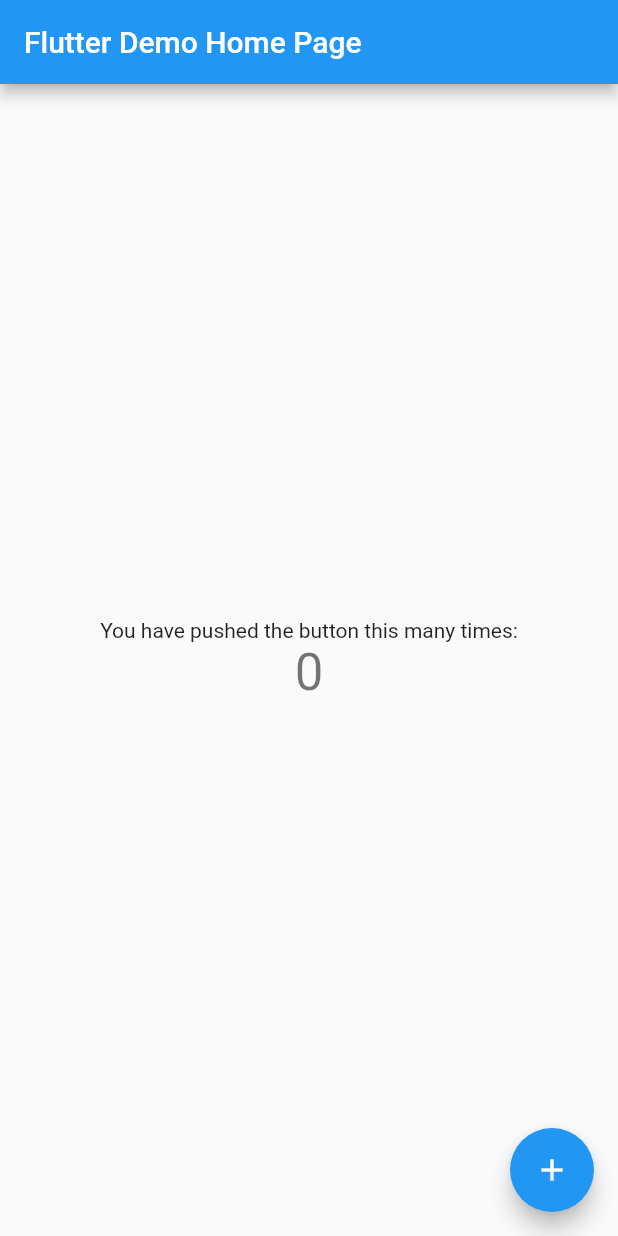
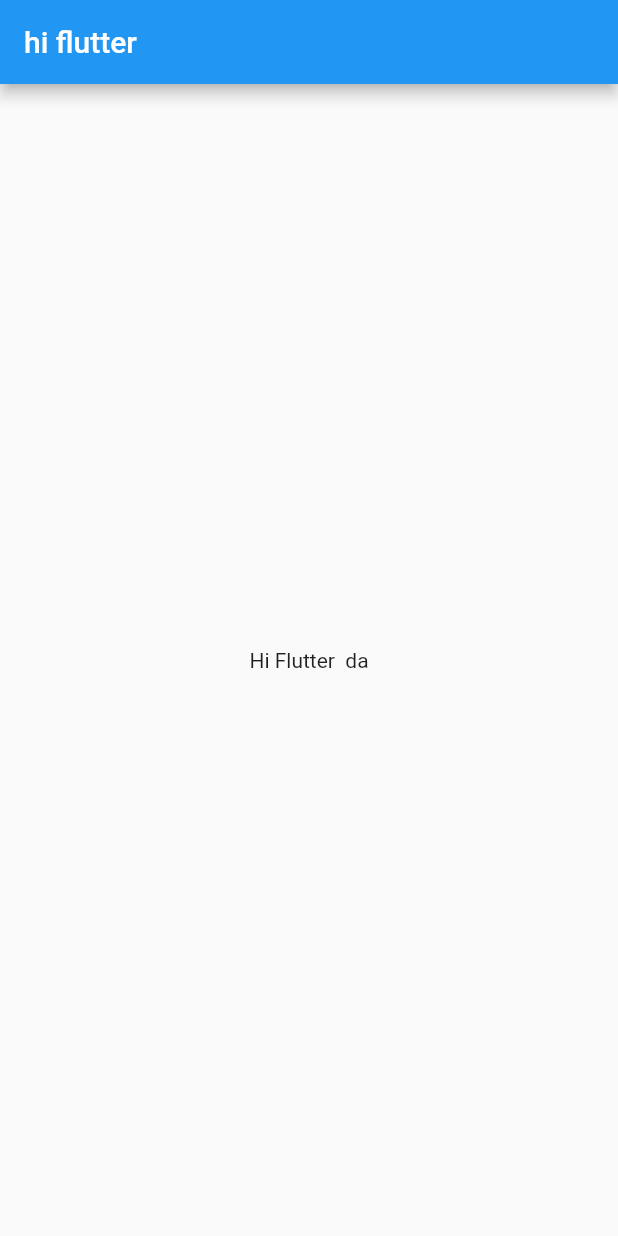
Before and after one commit to abhi123vj/Startup-Name-Generator, a Flutter app: the screen it shows after launch, on a phone screen of 412 x 824 dp. Run offline on Flutter 3.47's test engine with Material 2 defaults, Android fonts, the phone set to English and light mode, and no system bars.

Commit message:
Chapter 1 completed

```diff
--- a/lib/main.dart
+++ b/lib/main.dart
@@ -1,117 +1,22 @@
 import 'package:flutter/material.dart';
+import 'package:flutter/cupertino.dart';
 
 void main() {
-  runApp(MyApp());
+  runApp(MaterialApp(
+    title: "OSM App",
+    home: HomePage(),
+  ));
 }
 
-class MyApp extends StatelessWidget {
-  // This widget is the root of your application.
+class HomePage extends StatelessWidget {
   @override
   Widget build(BuildContext context) {
-    return MaterialApp(
-      title: 'Flutter Demo',
-      theme: ThemeData(
-        // This is the theme of your application.
-        //
-        // Try running your application with "flutter run". You'll see the
-        // application has a blue toolbar. Then, without quitting the app, try
-        // changing the primarySwatch below to Colors.green and then invoke
-        // "hot reload" (press "r" in the console where you ran "flutter run",
-        // or simply save your changes to "hot reload" in a Flutter IDE).
-        // Notice that the counter didn't reset back to zero; the application
-        // is not restarted.
-        primarySwatch: Colors.blue,
-        // This makes the visual density adapt to the platform that you run
-        // the app on. For desktop platforms, the controls will be smaller and
-        // closer together (more dense) than on mobile platforms.
-        visualDensity: VisualDensity.adaptivePlatformDensity,
-      ),
-      home: MyHomePage(title: 'Flutter Demo Home Page'),
-    );
+    return Scaffold(
+        appBar: AppBar(
+          title: Text("hi flutter"),
+        ),
+        body: Container(
+          child: Center(child: Text("Hi Flutter  da")),
+        ));
   }
 }
-
-class MyHomePage extends StatefulWidget {
-  MyHomePage({Key key, this.title}) : super(key: key);
-
-  // This widget is the home page of your application. It is stateful, meaning
-  // that it has a State object (defined below) that contains fields that affect
-  // how it looks.
-
-  // This class is the configuration for the state. It holds the values (in this
-  // case the title) provided by the parent (in this case the App widget) and
-  // used by the build method of the State. Fields in a Widget subclass are
-  // always marked "final".
-
-  final String title;
-
-  @override
-  _MyHomePageState createState() => _MyHomePageState();
-}
-
-class _MyHomePageState extends State<MyHomePage> {
-  int _counter = 0;
-
-  void _incrementCounter() {
-    setState(() {
-      // This call to setState tells the Flutter framework that something has
-      // changed in this State, which causes it to rerun the build method below
-      // so that the display can reflect the updated values. If we changed
-      // _counter without calling setState(), then the build method would not be
-      // called again, and so nothing would appear to happen.
-      _counter++;
-    });
-  }
-
-  @override
-  Widget build(BuildContext context) {
-    // This method is rerun every time setState is called, for instance as done
-    // by the _incrementCounter method above.
-    //
-    // The Flutter framework has been optimized to make rerunning build methods
-    // fast, so that you can just rebuild anything that needs updating rather
-    // than having to individually change instances of widgets.
-    return Scaffold(
-      appBar: AppBar(
-        // Here we take the value from the MyHomePage object that was created by
-        // the App.build method, and use it to set our appbar title.
-        title: Text(widget.title),
-      ),
-      body: Center(
-        // Center is a layout widget. It takes a single child and positions it
-        // in the middle of the parent.
-        child: Column(
-          // Column is also a layout widget. It takes a list of children and
-          // arranges them vertically. By default, it sizes itself to fit its
-          // children horizontally, and tries to be as tall as its parent.
-          //
-          // Invoke "debug painting" (press "p" in the console, choose the
-          // "Toggle Debug Paint" action from the Flutter Inspector in Android
-          // Studio, or the "Toggle Debug Paint" command in Visual Studio Code)
-          // to see the wireframe for each widget.
-          //
-          // Column has various properties to control how it sizes itself and
-          // how it positions its children. Here we use mainAxisAlignment to
-          // center the children vertically; the main axis here is the vertical
-          // axis because Columns are vertical (the cross axis would be
-          // horizontal).
-          mainAxisAlignment: MainAxisAlignment.center,
-          children: <Widget>[
-            Text(
-              'You have pushed the button this many times:',
-            ),
-            Text(
-              '$_counter',
-              style: Theme.of(context).textTheme.headline4,
-            ),
-          ],
-        ),
-      ),
-      floatingActionButton: FloatingActionButton(
-        onPressed: _incrementCounter,
-        tooltip: 'Increment',
-        child: Icon(Icons.add),
-      ), // This trailing comma makes auto-formatting nicer for build methods.
-    );
-  }
-}
```
